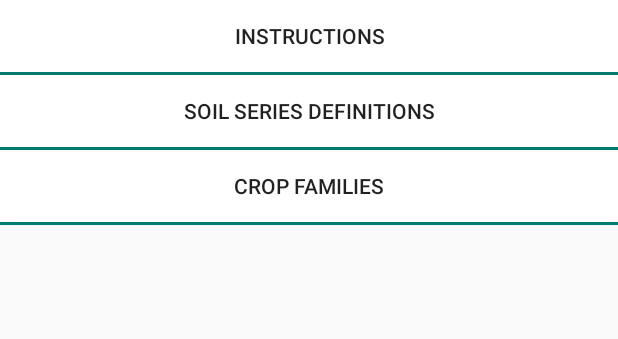
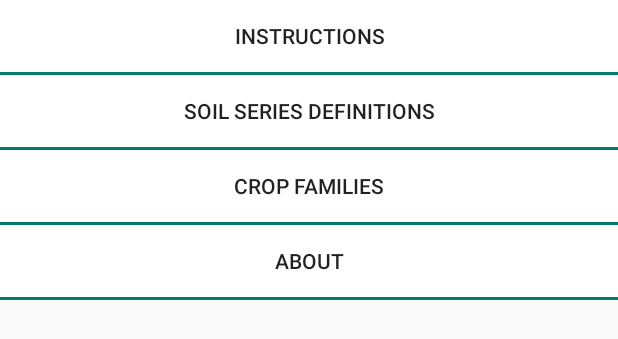
Before and after one commit to uwidcit/AgriNeTT_AgriMaps, an Android app: the layout help_layout.xml on its own in the app's theme, with its tools: preview values and no code run, on a phone screen of 412 x 824 dp. Shown: the top 339 px of the screen. Run offline under Robolectric (Android 15) with nearby library versions, the light colour scheme and no system bars.

Commit message:
about page

```diff
--- a/AgriMaps/app/src/main/res/layout/help_layout.xml
+++ b/AgriMaps/app/src/main/res/layout/help_layout.xml
@@ -38,11 +38,24 @@
             android:id="@+id/button_cropFamilies"
             android:background="#ffffffff"
             android:layout_below="@+id/sep2" />
+    <View
+        android:layout_width="match_parent"
+        android:layout_height="2dp"
+        android:background="@color/material_deep_teal_500"
+        android:id="@+id/sep4"
+        android:layout_below="@+id/button_cropFamilies" />
+    <Button
+        android:layout_width="match_parent"
+        android:layout_height="wrap_content"
+        android:text="About"
+        android:id="@+id/button_About"
+        android:background="#ffffffff"
+        android:layout_below="@+id/sep4" />
 
     <View
         android:layout_width="match_parent"
         android:layout_height="2dp"
         android:background="@color/material_deep_teal_500"
-        android:id="@+id/sep3"
-        android:layout_below="@+id/button_cropFamilies" />
+        android:id="@+id/sep5"
+        android:layout_below="@+id/button_About" />
 </RelativeLayout>
```
Also changed, not shown: AgriMaps/app/src/main/java/dcit/uwi/agrimaps/MapActivity.java (+17 -0 lines), AgriMaps/app/src/main/res/layout/about_layout.xml (added, +86 -0 lines).
